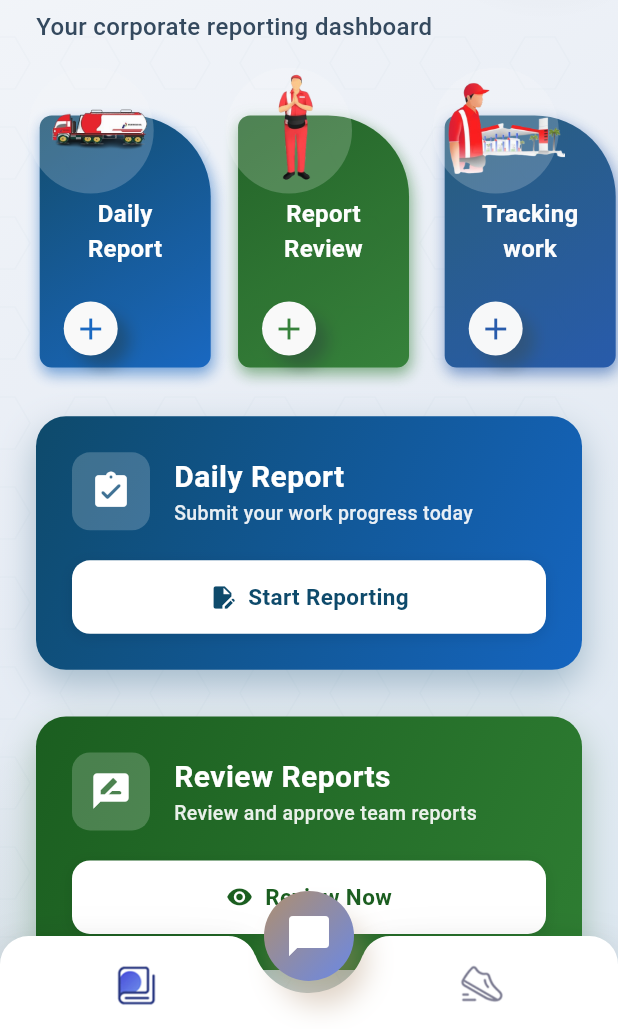
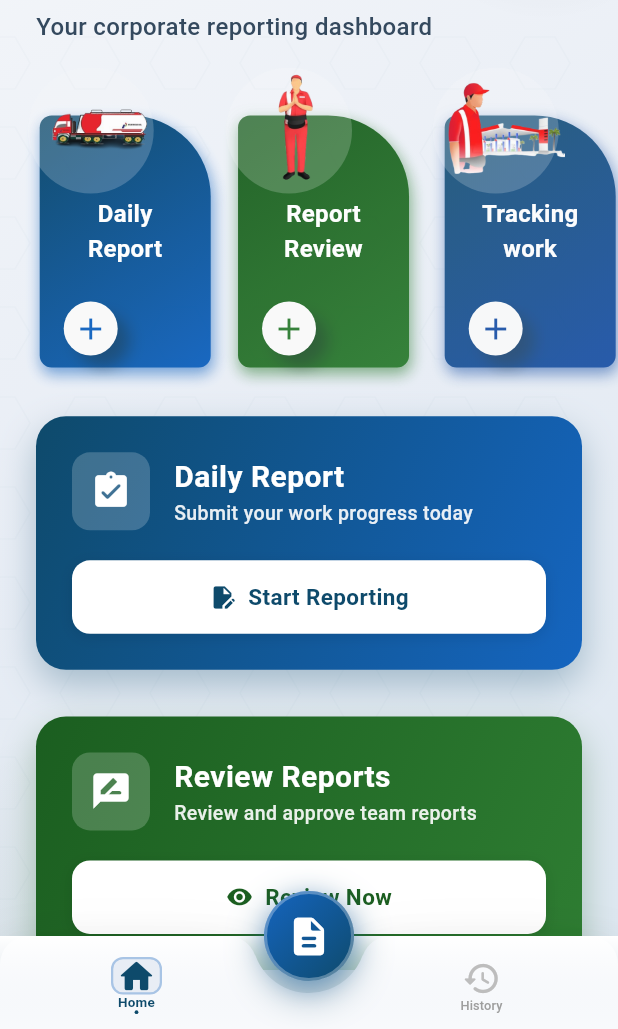
Before and after one commit to Naurah15/pertareport-new-mobile, a Flutter app: the FitnessAppHomeScreen screen opened directly, on a phone screen of 412 x 824 dp, the part 207-1236 px from its top. Run offline on Flutter 3.47's test engine with Material 3 defaults, Android fonts, the phone set to English and light mode, and no system bars; our stand-ins replace geolocator, image_picker, shared_preferences; missing offline and left inert: pbp_django_auth; accounts and stored records are empty; Roboto replaces fonts that are missing (Poppins).

Commit message:
Fixing navbar

```diff
--- a/pertareport_mobile/lib/homescreen.dart
+++ b/pertareport_mobile/lib/homescreen.dart
@@ -1,7 +1,6 @@
-import 'package:pertareport_mobile/models/mainpage/tabIcon_data.dart';
 import 'package:flutter/material.dart';
 import 'package:pertareport_mobile/screens/history/history_screen.dart';
-//import 'package:pertareport_mobile/screens/report/laporan_list.dart';//
+import 'package:pertareport_mobile/screens/report/laporan_input_screen.dart';
 import 'package:pertareport_mobile/widgets/mainpage/bottom_bar_view.dart';
 import 'package:pertareport_mobile/utils/mainpage_theme.dart';
 import 'package:pertareport_mobile/screens/mainpage/mainpage.dart';
@@ -15,19 +14,12 @@ class _FitnessAppHomeScreenState extends State<FitnessAppHomeScreen>
     with TickerProviderStateMixin {
   AnimationController? animationController;
 
-  List<TabIconData> tabIconsList = TabIconData.tabIconsList;
-
   Widget tabBody = Container(
     color: FitnessAppTheme.background,
   );
 
   @override
   void initState() {
-    tabIconsList.forEach((TabIconData tab) {
-      tab.isSelected = false;
-    });
-    tabIconsList[0].isSelected = true;
-
     animationController = AnimationController(
         duration: const Duration(milliseconds: 600), vsync: this);
     tabBody = MyDiaryScreen(animationController: animationController);
@@ -77,42 +69,30 @@ class _FitnessAppHomeScreenState extends State<FitnessAppHomeScreen>
           child: SizedBox(),
         ),
         BottomBarView(
-          tabIconsList: tabIconsList,
           addClick: () {},
           changeIndex: (int index) {
-            if (index == 0) {
+            // index 0 = Report (FAB tengah)
+            // index 1 = Home (kiri)
+            // index 2 = History (kanan)
+
+            if (index == 1) {
               animationController?.reverse().then<dynamic>((data) {
-                if (!mounted) {
-                  return;
-                }
+                if (!mounted) return;
                 setState(() {
                   tabBody =
                       MyDiaryScreen(animationController: animationController);
                 });
               });
-            } else if (index == 1) {
+            } else if (index == 0) {
               animationController?.reverse().then<dynamic>((data) {
-                if (!mounted) {
-                  return;
-                }
+                if (!mounted) return;
                 setState(() {
-                  tabBody = const HistoryScreen();
+                  tabBody = const LaporanInputScreen();
                 });
               });
             } else if (index == 2) {
               animationController?.reverse().then<dynamic>((data) {
-                if (!mounted) {
-                  return;
-                }
-                setState(() {
-                  tabBody = const HistoryScreen();
-                });
-              });
-            } else if (index == 3) {
-              animationController?.reverse().then<dynamic>((data) {
-                if (!mounted) {
-                  return;
-                }
+                if (!mounted) return;
                 setState(() {
                   tabBody = const HistoryScreen();
                 });
--- a/pertareport_mobile/lib/widgets/mainpage/bottom_bar_view.dart
+++ b/pertareport_mobile/lib/widgets/mainpage/bottom_bar_view.dart
@@ -1,16 +1,14 @@
 import 'dart:math' as math;
 import 'package:pertareport_mobile/utils/mainpage_theme.dart';
-import 'package:pertareport_mobile/models/mainpage/tabIcon_data.dart';
 import 'package:flutter/material.dart';
 
 class BottomBarView extends StatefulWidget {
-  const BottomBarView(
-      {Key? key, this.tabIconsList, this.changeIndex, this.addClick})
+  const BottomBarView({Key? key, this.changeIndex, this.addClick})
       : super(key: key);
 
   final Function(int index)? changeIndex;
   final Function()? addClick;
-  final List<TabIconData>? tabIconsList;
+
   @override
   _BottomBarViewState createState() => _BottomBarViewState();
 }
@@ -18,6 +16,13 @@ class BottomBarView extends StatefulWidget {
 class _BottomBarViewState extends State<BottomBarView>
     with TickerProviderStateMixin {
   AnimationController? animationController;
+  int selectedIndex = 0;
+
+  // Pertamina Corporate Colors
+  static const Color pertaminaBlue = Color(0xFF0E4A6B);
+  static const Color pertaminaRed = Color(0xFFD32F2F);
+  static const Color lightBlue = Color(0xFF1565C0);
+  static const Color softBlue = Color(0xFFE8EDF5);
 
   @override
   void initState() {
@@ -27,6 +32,12 @@ class _BottomBarViewState extends State<BottomBarView>
     );
     animationController?.forward();
     super.initState();
+  }
+
+  @override
+  void dispose() {
+    animationController?.dispose();
+    super.dispose();
   }
 
   @override
@@ -40,8 +51,8 @@ class _BottomBarViewState extends State<BottomBarView>
             return Transform(
               transform: Matrix4.translationValues(0.0, 0.0, 0.0),
               child: PhysicalShape(
-                color: FitnessAppTheme.white,
-                elevation: 16.0,
+                color: Colors.white,
+                elevation: 20.0,
                 clipper: TabClipper(
                     radius: Tween<double>(begin: 0.0, end: 1.0)
                             .animate(CurvedAnimation(
@@ -49,7 +60,19 @@ class _BottomBarViewState extends State<BottomBarView>
                                 curve: Curves.fastOutSlowIn))
                             .value *
                         38.0),
+                child: Container(
+                  decoration: BoxDecoration(
+                    gradient: LinearGradient(
+                      colors: [
+                        Colors.white,
+                        softBlue.withOpacity(0.3),
+                      ],
+                      begin: Alignment.topCenter,
+                      end: Alignment.bottomCenter,
+                    ),
+                  ),
                   child: Column(
+                    mainAxisSize: MainAxisSize.min,
                     children: <Widget>[
                       SizedBox(
                         height: 62,
@@ -58,17 +81,21 @@ class _BottomBarViewState extends State<BottomBarView>
                               const EdgeInsets.only(left: 8, right: 8, top: 4),
                           child: Row(
                             children: <Widget>[
-                            // Tab kiri (index 0)
+                              // Tab kiri - Home (index 0)
                               Expanded(
-                              child: TabIcons(
-                                  tabIconData: widget.tabIconsList?[0],
-                                  removeAllSelect: () {
-                                    setRemoveAllSelection(
-                                        widget.tabIconsList?[0]);
-                                    widget.changeIndex!(1);
-                                  }),
+                                child: TabIconWidget(
+                                  icon: Icons.home_rounded,
+                                  label: 'Home',
+                                  isSelected: selectedIndex == 0,
+                                  onTap: () {
+                                    setState(() {
+                                      selectedIndex = 0;
+                                    });
+                                    widget.changeIndex!(0);
+                                  },
                                 ),
-                            // Space untuk FAB chat di tengah
+                              ),
+                              // Space untuk FAB Report di tengah
                               SizedBox(
                                 width: Tween<double>(begin: 0.0, end: 1.0)
                                         .animate(CurvedAnimation(
@@ -77,15 +104,19 @@ class _BottomBarViewState extends State<BottomBarView>
                                         .value *
                                     64.0,
                               ),
-                            // Tab kanan (index 2)
+                              // Tab kanan - History (index 2)
                               Expanded(
-                              child: TabIcons(
-                                  tabIconData: widget.tabIconsList?[1],
-                                  removeAllSelect: () {
-                                    setRemoveAllSelection(
-                                        widget.tabIconsList?[1]);
+                                child: TabIconWidget(
+                                  icon: Icons.history_rounded,
+                                  label: 'History',
+                                  isSelected: selectedIndex == 2,
+                                  onTap: () {
+                                    setState(() {
+                                      selectedIndex = 2;
+                                    });
                                     widget.changeIndex!(2);
-                                  }),
+                                  },
+                                ),
                               ),
                             ],
                           ),
@@ -97,10 +128,11 @@ class _BottomBarViewState extends State<BottomBarView>
                     ],
                   ),
                 ),
+              ),
             );
           },
         ),
-        // FAB Chat di tengah (index 1 = home)
+        // FAB Report di tengah (index 1)
         Padding(
           padding:
               EdgeInsets.only(bottom: MediaQuery.of(context).padding.bottom),
@@ -123,38 +155,57 @@ class _BottomBarViewState extends State<BottomBarView>
                             curve: Curves.fastOutSlowIn)),
                     child: Container(
                       decoration: BoxDecoration(
-                        color: FitnessAppTheme.lightbrown,
                         gradient: LinearGradient(
                           colors: [
-                              FitnessAppTheme.lightbrown,
-                              HexColor('#6A88E5'),
+                            lightBlue,
+                            pertaminaBlue,
                           ],
                           begin: Alignment.topLeft,
-                            end: Alignment.bottomRight),
+                          end: Alignment.bottomRight,
+                        ),
                         shape: BoxShape.circle,
                         boxShadow: <BoxShadow>[
                           BoxShadow(
-                              color:
-                                  FitnessAppTheme.lightbrown.withOpacity(0.4),
-                              offset: const Offset(8.0, 16.0),
-                              blurRadius: 16.0),
+                            color: pertaminaBlue.withOpacity(0.4),
+                            offset: const Offset(0, 8.0),
+                            blurRadius: 20.0,
+                            spreadRadius: 2.0,
+                          ),
+                          BoxShadow(
+                            color: lightBlue.withOpacity(0.3),
+                            offset: const Offset(0, 4.0),
+                            blurRadius: 12.0,
+                          ),
                         ],
                       ),
                       child: Material(
                         color: Colors.transparent,
                         child: InkWell(
-                          splashColor: Colors.white.withOpacity(0.1),
+                          splashColor: Colors.white.withOpacity(0.2),
                           highlightColor: Colors.transparent,
                           focusColor: Colors.transparent,
+                          borderRadius: BorderRadius.circular(60),
                           onTap: () {
-                            // Langsung ke home (index 1)
-                            setRemoveAllSelection(null);
-                            widget.changeIndex!(0);
+                            setState(() {
+                              selectedIndex = 1;
+                            });
+                            widget.changeIndex!(1);
                           },
+                          child: Container(
+                            decoration: BoxDecoration(
+                              shape: BoxShape.circle,
+                              border: Border.all(
+                                color: Colors.white.withOpacity(0.3),
+                                width: 2,
+                              ),
+                            ),
+                            child: Center(
                               child: Icon(
-                            Icons.chat_bubble,
-                            color: FitnessAppTheme.white,
-                            size: 32,
+                                Icons.description_rounded,
+                                color: Colors.white,
+                                size: 30,
+                              ),
+                            ),
                           ),
                         ),
                       ),
@@ -168,139 +219,127 @@ class _BottomBarViewState extends State<BottomBarView>
       ],
     );
   }
-
-  void setRemoveAllSelection(TabIconData? tabIconData) {
-    if (!mounted) return;
-    setState(() {
-      widget.tabIconsList?.forEach((TabIconData tab) {
-        tab.isSelected = false;
-        if (tabIconData != null && tabIconData.index == tab.index) {
-          tab.isSelected = true;
-        }
-      });
-    });
-  }
 }
 
-class TabIcons extends StatefulWidget {
-  const TabIcons({Key? key, this.tabIconData, this.removeAllSelect})
-      : super(key: key);
+class TabIconWidget extends StatefulWidget {
+  const TabIconWidget({
+    Key? key,
+    required this.icon,
+    required this.label,
+    required this.isSelected,
+    required this.onTap,
+  }) : super(key: key);
 
-  final TabIconData? tabIconData;
-  final Function()? removeAllSelect;
+  final IconData icon;
+  final String label;
+  final bool isSelected;
+  final VoidCallback onTap;
+
   @override
-  _TabIconsState createState() => _TabIconsState();
+  _TabIconWidgetState createState() => _TabIconWidgetState();
 }
 
-class _TabIconsState extends State<TabIcons> with TickerProviderStateMixin {
+class _TabIconWidgetState extends State<TabIconWidget>
+    with TickerProviderStateMixin {
+  AnimationController? animationController;
+
+  // Pertamina Corporate Colors
+  static const Color pertaminaBlue = Color(0xFF0E4A6B);
+  static const Color lightBlue = Color(0xFF1565C0);
+  static const Color softBlue = Color(0xFFE8EDF5);
+
   @override
   void initState() {
-    widget.tabIconData?.animationController = AnimationController(
+    super.initState();
+    animationController = AnimationController(
       vsync: this,
       duration: const Duration(milliseconds: 400),
-    )..addStatusListener((AnimationStatus status) {
-        if (status == AnimationStatus.completed) {
-          if (!mounted) return;
-          widget.removeAllSelect!();
-          widget.tabIconData?.animationController?.reverse();
-        }
-      });
-    super.initState();
+    );
   }
 
-  void setAnimation() {
-    widget.tabIconData?.animationController?.forward();
+  @override
+  void dispose() {
+    animationController?.dispose();
+    super.dispose();
+  }
+
+  @override
+  void didUpdateWidget(TabIconWidget oldWidget) {
+    super.didUpdateWidget(oldWidget);
+    if (widget.isSelected && !oldWidget.isSelected) {
+      animationController?.forward(from: 0.0);
+    } else if (!widget.isSelected && oldWidget.isSelected) {
+      animationController?.reverse();
+    }
   }
 
   @override
   Widget build(BuildContext context) {
-    return AspectRatio(
-      aspectRatio: 1,
-      child: Center(
-        child: InkWell(
-          splashColor: Colors.transparent,
-          focusColor: Colors.transparent,
+    return InkWell(
+      splashColor: softBlue.withOpacity(0.3),
       highlightColor: Colors.transparent,
-          hoverColor: Colors.transparent,
-          onTap: () {
-            if (!widget.tabIconData!.isSelected) {
-              setAnimation();
-            }
-          },
-          child: IgnorePointer(
+      borderRadius: BorderRadius.circular(16),
+      onTap: widget.onTap,
+      child: Padding(
+        padding: const EdgeInsets.symmetric(vertical: 2, horizontal: 4),
+        child: LayoutBuilder(
+          builder: (context, constraints) {
+            // Flexible sizing based on available height
+            final availableHeight = constraints.maxHeight;
+            final iconSize = (availableHeight * 0.5).clamp(20.0, 26.0);
+            final fontSize = widget.isSelected ? 9.0 : 8.5;
+
+            return Column(
+              mainAxisSize: MainAxisSize.min,
+              mainAxisAlignment: MainAxisAlignment.center,
+              children: [
+                // Icon dengan animasi dan background
+                Flexible(
                   child: Stack(
-              alignment: AlignmentDirectional.center,
-              children: <Widget>[
-                ScaleTransition(
                     alignment: Alignment.center,
-                  scale: Tween<double>(begin: 0.88, end: 1.0).animate(
-                      CurvedAnimation(
-                          parent: widget.tabIconData!.animationController!,
-                          curve:
-                              Interval(0.1, 1.0, curve: Curves.fastOutSlowIn))),
-                  child: Image.asset(widget.tabIconData!.isSelected
-                      ? widget.tabIconData!.selectedImagePath
-                      : widget.tabIconData!.imagePath),
-                ),
-                Positioned(
-                  top: 4,
-                  left: 6,
-                  right: 0,
-                  child: ScaleTransition(
-                    alignment: Alignment.center,
-                    scale: Tween<double>(begin: 0.0, end: 1.0).animate(
-                        CurvedAnimation(
-                            parent: widget.tabIconData!.animationController!,
-                            curve: Interval(0.2, 1.0,
-                                curve: Curves.fastOutSlowIn))),
-                    child: Container(
-                      width: 8,
-                      height: 8,
+                    children: [
+                      // Background circle saat selected
+                      AnimatedContainer(
+                        duration: const Duration(milliseconds: 300),
+                        width: iconSize + 8,
+                        height: iconSize + 8,
                         decoration: BoxDecoration(
-                        color: FitnessAppTheme.lightbrown,
-                        shape: BoxShape.circle,
+                          color: widget.isSelected
+                              ? softBlue
+                              : Colors.transparent,
+                          borderRadius: BorderRadius.circular(8),
                         ),
                       ),
+                      // Icon
+                      AnimatedScale(
+                        scale: widget.isSelected ? 1.05 : 1.0,
+                        duration: const Duration(milliseconds: 300),
+                        curve: Curves.easeOutBack,
+                        child: Icon(
+                          widget.icon,
+                          size: iconSize,
+                          color: widget.isSelected
+                              ? pertaminaBlue
+                              : Colors.grey.shade400,
                         ),
                       ),
-                Positioned(
-                  top: 0,
-                  left: 6,
-                  bottom: 8,
-                  child: ScaleTransition(
-                    alignment: Alignment.center,
-                    scale: Tween<double>(begin: 0.0, end: 1.0).animate(
+                      // Decorative pulse effect
+                      if (widget.isSelected)
+                        ScaleTransition(
+                          scale: Tween<double>(begin: 1.0, end: 1.2).animate(
                             CurvedAnimation(
-                            parent: widget.tabIconData!.animationController!,
-                            curve: Interval(0.5, 0.8,
-                                curve: Curves.fastOutSlowIn))),
-                    child: Container(
-                      width: 4,
-                      height: 4,
-                      decoration: BoxDecoration(
-                        color: FitnessAppTheme.lightbrown,
-                        shape: BoxShape.circle,
+                              parent: animationController!,
+                              curve: Curves.easeOut,
                             ),
                           ),
-                  ),
-                ),
-                Positioned(
-                  top: 6,
-                  right: 8,
-                  bottom: 0,
-                  child: ScaleTransition(
-                    alignment: Alignment.center,
-                    scale: Tween<double>(begin: 0.0, end: 1.0).animate(
-                        CurvedAnimation(
-                            parent: widget.tabIconData!.animationController!,
-                            curve: Interval(0.5, 0.6,
-                                curve: Curves.fastOutSlowIn))),
                           child: Container(
-                      width: 6,
-                      height: 6,
+                            width: iconSize + 8,
+                            height: iconSize + 8,
                             decoration: BoxDecoration(
-                        color: FitnessAppTheme.lightbrown,
-                        shape: BoxShape.circle,
+                              borderRadius: BorderRadius.circular(8),
+                              border: Border.all(
+                                color: lightBlue.withOpacity(0.3),
+                                width: 1.5,
                               ),
                             ),
                           ),
@@ -308,6 +347,43 @@ class _TabIconsState extends State<TabIcons> with TickerProviderStateMixin {
                     ],
                   ),
                 ),
+                // Minimal spacing
+                SizedBox(height: 1),
+                // Label text - flexible
+                Flexible(
+                  child: AnimatedDefaultTextStyle(
+                    duration: const Duration(milliseconds: 300),
+                    style: TextStyle(
+                      fontSize: fontSize,
+                      fontWeight: widget.isSelected ? FontWeight.w600 : FontWeight.w500,
+                      color: widget.isSelected
+                          ? pertaminaBlue
+                          : Colors.grey.shade500,
+                      letterSpacing: 0.1,
+                      height: 1.0,
+                    ),
+                    maxLines: 1,
+                    overflow: TextOverflow.clip,
+                    child: Text(
+                      widget.label,
+                      textAlign: TextAlign.center,
+                    ),
+                  ),
+                ),
+                // Active indicator dot - very small
+                if (widget.isSelected)
+                  Container(
+                    margin: const EdgeInsets.only(top: 0.5),
+                    width: 2.5,
+                    height: 2.5,
+                    decoration: BoxDecoration(
+                      color: pertaminaBlue,
+                      shape: BoxShape.circle,
+                    ),
+                  ),
+              ],
+            );
+          },
         ),
       ),
     );
```
Lines whose indentation alone changed are shown as unchanged.
